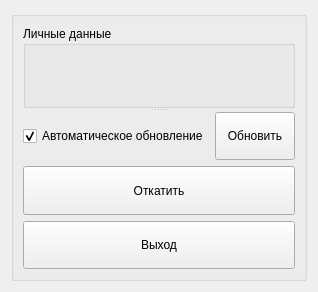
agaltsevstas/Employees, file client/forms/table.ui: the form before one commit.
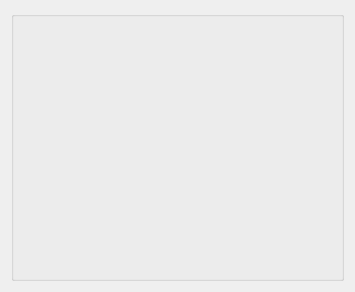
The form after the commit.

The edit to the form file:
```diff
--- a/client/forms/table.ui
+++ b/client/forms/table.ui
@@ -6,7 +6,7 @@
    <rect>
     <x>0</x>
     <y>0</y>
-    <width>311</width>
+    <width>355</width>
     <height>292</height>
    </rect>
   </property>
@@ -38,95 +38,7 @@
         <verstretch>0</verstretch>
        </sizepolicy>
       </property>
-      <layout class="QGridLayout" name="gridLayout">
-       <item row="0" column="0">
-        <widget class="QSplitter" name="splitter_2">
-         <property name="sizePolicy">
-          <sizepolicy hsizetype="Preferred" vsizetype="Preferred">
-           <horstretch>0</horstretch>
-           <verstretch>20</verstretch>
-          </sizepolicy>
-         </property>
-         <property name="orientation">
-          <enum>Qt::Vertical</enum>
-         </property>
-         <widget class="QGroupBox" name="personalData">
-          <property name="sizePolicy">
-           <sizepolicy hsizetype="Preferred" vsizetype="Preferred">
-            <horstretch>0</horstretch>
-            <verstretch>0</verstretch>
-           </sizepolicy>
-          </property>
-          <property name="title">
-           <string>Личные данные</string>
-          </property>
-          <layout class="QGridLayout" name="gridLayout_2"/>
-         </widget>
-         <widget class="QWidget" name="verticalLayoutWidget">
-          <layout class="QGridLayout" name="gridLayout_6">
-           <item row="0" column="0">
-            <widget class="QCheckBox" name="autoUpdate">
-             <property name="sizePolicy">
-              <sizepolicy hsizetype="Preferred" vsizetype="Preferred">
-               <horstretch>0</horstretch>
-               <verstretch>0</verstretch>
-              </sizepolicy>
-             </property>
-             <property name="text">
-              <string>Автоматическое обновление</string>
-             </property>
-             <property name="checked">
-              <bool>true</bool>
-             </property>
-            </widget>
-           </item>
-           <item row="0" column="1">
-            <widget class="QPushButton" name="update">
-             <property name="sizePolicy">
-              <sizepolicy hsizetype="Preferred" vsizetype="Preferred">
-               <horstretch>0</horstretch>
-               <verstretch>0</verstretch>
-              </sizepolicy>
-             </property>
-             <property name="text">
-              <string>Обновить</string>
-             </property>
-            </widget>
-           </item>
-           <item row="1" column="0" colspan="2">
-            <widget class="QPushButton" name="revert">
-             <property name="sizePolicy">
-              <sizepolicy hsizetype="Preferred" vsizetype="Preferred">
-               <horstretch>0</horstretch>
-               <verstretch>0</verstretch>
-              </sizepolicy>
-             </property>
-             <property name="text">
-              <string>Откатить</string>
-             </property>
-            </widget>
-           </item>
-           <item row="2" column="0" colspan="2">
-            <widget class="QPushButton" name="exit">
-             <property name="enabled">
-              <bool>true</bool>
-             </property>
-             <property name="sizePolicy">
-              <sizepolicy hsizetype="Preferred" vsizetype="Preferred">
-               <horstretch>0</horstretch>
-               <verstretch>0</verstretch>
-              </sizepolicy>
-             </property>
-             <property name="text">
-              <string>Выход</string>
-             </property>
-            </widget>
-           </item>
-          </layout>
-         </widget>
-        </widget>
-       </item>
-      </layout>
+      <layout class="QGridLayout" name="gridLayout"/>
      </widget>
     </widget>
    </item>
```
